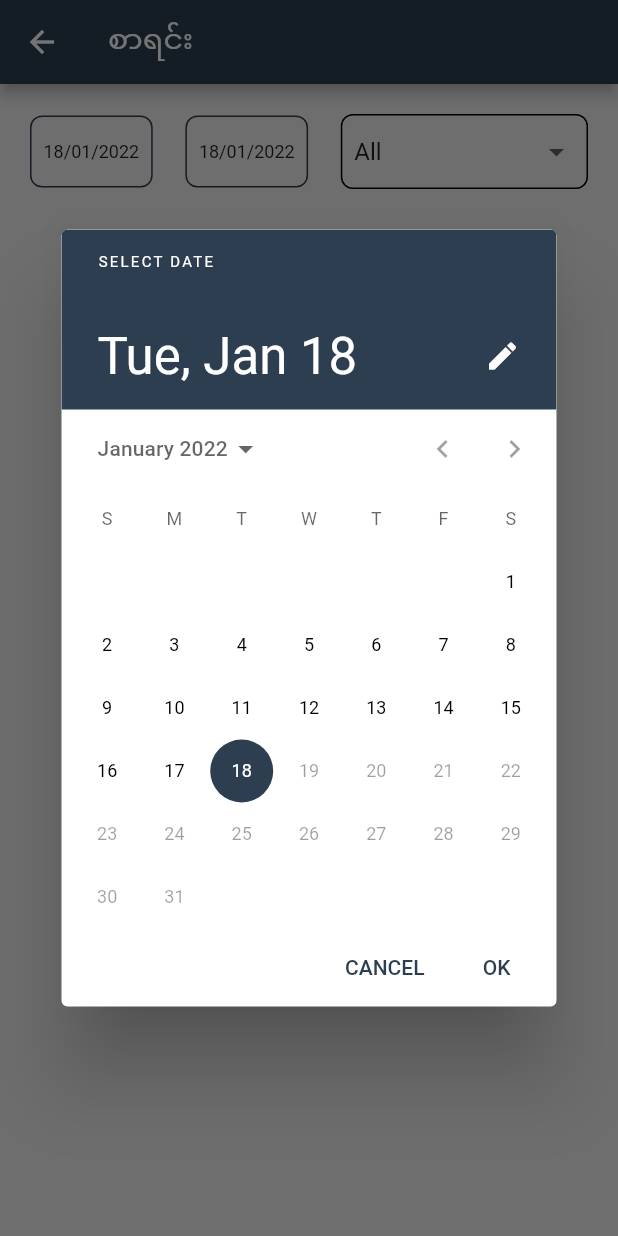
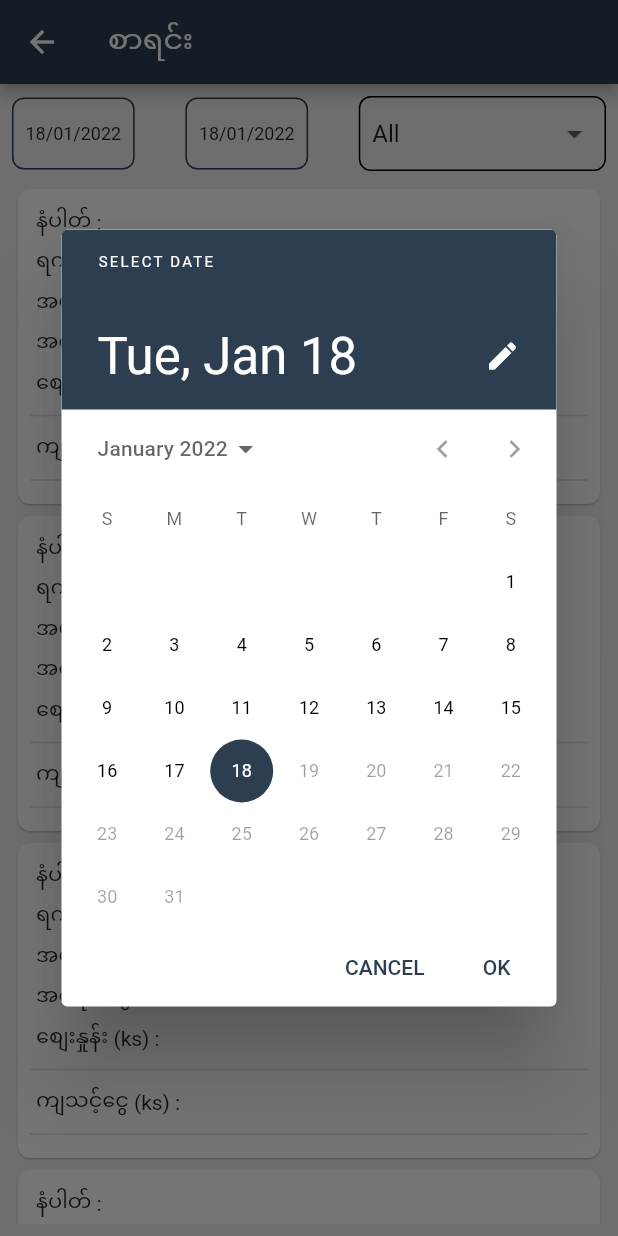
Before and after one commit to naing-pyae-hlyan/stmledger, a Flutter app: the SummaryHomePage screen opened directly, after a tap on an icon or button, on a phone screen of 412 x 824 dp. Run offline on Flutter 3.47's test engine with Material 2 defaults, Android fonts, the phone set to English and light mode, and no system bars; our stand-ins replace device_info_plus, image_picker, package_info_plus.

Commit message:
summary ui updated

```diff
--- a/lib/ui/pages/sale/voucher_page.dart
+++ b/lib/ui/pages/sale/voucher_page.dart
@@ -1,3 +1,5 @@
+import 'package:stmledger/ui/widgets/voucher_item.dart';
+
 import '../../../lib_exp.dart';
 
 class VoucherPage extends StatefulWidget {
@@ -29,57 +31,25 @@ class _VoucherPageState extends State<VoucherPage> {
   }
 
   Widget _body() => Container(
-        padding: const EdgeInsets.all(20),
+        padding: const EdgeInsets.all(8),
         child: Column(
           children: [
             Expanded(
               child: SingleChildScrollView(
-                child: Column(
-                  children: <Widget>[
-                    _textRow('နံပါတ်', widget.products.no.toString()),
-                    _textRow('ရက်စွဲ', widget.products.date!.ddMMMhhmmAAA),
-                    _textRow('အမျိုးအစား', widget.products.name),
-                    _textRow('အရေအတွက်', widget.products.quentity.toString()),
-                    _textRow(
-                      'စျေးနှုန်း ($dia)',
-                      widget.products.price.toString().currency,
-                    ),
-                    const Divider(thickness: 1),
-                    _textRow(
-                      'ကျသင့်ငွေ ($dia)',
-                      widget.products.charge.toString().currency,
-                    ),
-                    const Divider(thickness: 1),
-                    widget.products.note!.isNotEmpty
-                        ? _textRow('မှတ်ချက်', widget.products.note)
-                        : const SizedBox.shrink(),
-                    const SizedBox(height: 64),
-                  ],
+                child: VoucherItem(
+                  products: widget.products,
                 ),
               ),
             ),
-            MyButton(
-              onTap: _print,
-              label: 'Print',
+            Padding(
+              padding: const EdgeInsets.all(12.0),
+              child: MyButton(
+                onTap: _print,
+                label: 'Print',
+              ),
             ),
             const SizedBox(height: 8),
           ],
         ),
       );
-
-  Widget _textRow(String t1, String? t2) => Padding(
-        padding: const EdgeInsets.all(8.0),
-        child: Row(
-          mainAxisAlignment: MainAxisAlignment.spaceBetween,
-          children: <Widget>[
-            Text('$t1 : '),
-            Text(
-              t2!,
-              style: const TextStyle(
-                fontWeight: FontWeight.w700,
-              ),
-            ),
-          ],
-        ),
-      );
 }
--- a/lib/ui/pages/summary/summary_home_page.dart
+++ b/lib/ui/pages/summary/summary_home_page.dart
@@ -1,3 +1,5 @@
+import 'package:stmledger/ui/widgets/voucher_item.dart';
+
 import '../../../lib_exp.dart';
 
 class SummaryHomePage extends StatefulWidget {
@@ -11,8 +13,6 @@ class _SummaryHomePageState extends State<SummaryHomePage> {
   final List<String> _productNameList = ['All'];
   String _selectedName = 'All';
   late CategoryCtrl _categoryCtrl;
-
-  Future<void> _pickDateTime({required bool isStartDate}) async {}
 
   @override
   void initState() {
@@ -37,10 +37,12 @@ class _SummaryHomePageState extends State<SummaryHomePage> {
   }
 
   Widget _body() => Container(
-        padding: const EdgeInsets.all(20),
+        padding: const EdgeInsets.all(8),
         child: Column(
           children: <Widget>[
             _haderRow(),
+            const SizedBox(height: 8),
+            _itemListView(),
           ],
         ),
       );
@@ -60,4 +62,70 @@ class _SummaryHomePageState extends State<SummaryHomePage> {
           ),
         ],
       );
+
+  Widget _itemListView() {
+    const int length = 10;
+    return Flexible(
+      child: ListView.builder(
+        itemCount: length + 1,
+        shrinkWrap: true,
+        itemBuilder: (_, index) {
+          if (index == length) {
+            return _totalItem();
+          }
+          return VoucherItem(
+            products: Products(),
+          );
+        },
+      ),
+    );
+  }
+
+  Widget _totalItem() => Card(
+        shape: RoundedRectangleBorder(
+          borderRadius: BorderRadius.circular(8),
+        ),
+        color: AppColors.primaryColor,
+        elevation: 0.5,
+        child: Padding(
+          padding: const EdgeInsets.all(8),
+          child: Column(
+            crossAxisAlignment: CrossAxisAlignment.start,
+            children: <Widget>[
+              Padding(
+                padding: const EdgeInsets.all(4.0),
+                child: Text(
+                  DateTime.now().ddMMyyyy +
+                      ' မှ ' +
+                      DateTime.now().ddMMyyyy +
+                      ' ထိ',
+                  style: TextStyle(color: Colors.grey[200]),
+                ),
+              ),
+              _textRow('အရေအတွက်', '1000'),
+              _textRow('ရောင်းရငွေ ($dia)', '10000'.currency),
+            ],
+          ),
+        ),
+      );
+
+  Widget _textRow(String t1, String? t2) => Padding(
+        padding: const EdgeInsets.all(8.0),
+        child: Row(
+          mainAxisAlignment: MainAxisAlignment.spaceBetween,
+          children: <Widget>[
+            Text(
+              '$t1 : ',
+              style: TextStyle(color: Colors.grey[200]),
+            ),
+            Text(
+              t2!,
+              style: TextStyle(
+                fontWeight: FontWeight.w600,
+                color: Colors.grey[200],
+              ),
+            ),
+          ],
+        ),
+      );
 }
--- /dev/null
+++ b/lib/ui/widgets/voucher_item.dart
@@ -0,0 +1,62 @@
+import '../../lib_exp.dart';
+
+class VoucherItem extends StatelessWidget {
+  final Products? products;
+  const VoucherItem({
+    required this.products,
+    Key? key,
+  }) : super(key: key);
+
+  @override
+  Widget build(BuildContext context) {
+    return Card(
+      shape: RoundedRectangleBorder(
+        borderRadius: BorderRadius.circular(8),
+      ),
+      elevation: 0.5,
+      child: Padding(
+        padding: const EdgeInsets.all(8.0),
+        child: Column(
+          children: <Widget>[
+            _textRow('နံပါတ်', (products?.no ?? '').toString()),
+            _textRow(
+              'ရက်စွဲ',
+              products?.date != null ? products?.date!.ddMMMhhmmAAA : '',
+            ),
+            _textRow('အမျိုးအစား', products?.name ?? ''),
+            _textRow('အရေအတွက်', (products?.quentity ?? '').toString()),
+            _textRow(
+              'စျေးနှုန်း ($dia)',
+              (products?.price ?? '').toString().currency,
+            ),
+            const Divider(thickness: 1),
+            _textRow(
+              'ကျသင့်ငွေ ($dia)',
+              (products?.charge ?? '').toString().currency,
+            ),
+            const Divider(thickness: 1),
+            (products?.note != null && products!.note!.isNotEmpty)
+                ? _textRow('မှတ်ချက်', products?.note)
+                : const SizedBox.shrink(),
+          ],
+        ),
+      ),
+    );
+  }
+
+  Widget _textRow(String t1, String? t2) => Padding(
+        padding: const EdgeInsets.all(4.0),
+        child: Row(
+          mainAxisAlignment: MainAxisAlignment.spaceBetween,
+          children: <Widget>[
+            Text('$t1 : '),
+            Text(
+              t2 ?? '',
+              style: const TextStyle(
+                fontWeight: FontWeight.w700,
+              ),
+            ),
+          ],
+        ),
+      );
+}
```
